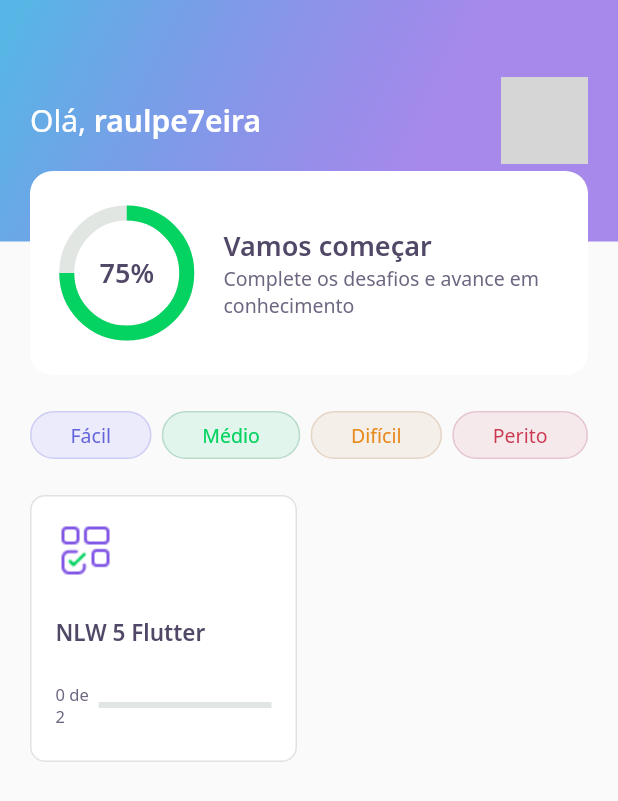
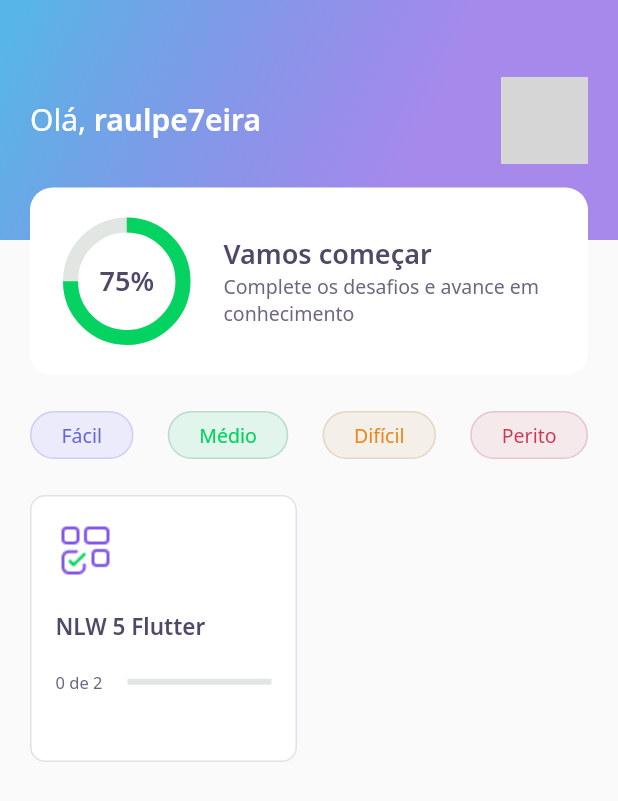
Before and after one commit to raulpe7eira/dev-quiz-app, a Flutter app: the screen it shows after launch, on a phone screen of 412 x 824 dp. Shown: the top 801 px of the screen. Run offline on Flutter 3.47's test engine with Material 2 defaults, Android fonts, the phone set to English and light mode, and no system bars; our stand-ins replace google_fonts, share_plus; accounts and stored records are empty; network calls fail; grey boxes are pictures that could not be loaded.

Commit message:
fix layout for moto g 5s

```diff
--- a/lib/home/widgets/app_bar/app_bar_widget.dart
+++ b/lib/home/widgets/app_bar/app_bar_widget.dart
@@ -16,7 +16,7 @@ class AppBarWidget extends PreferredSize {
             child: Stack(
               children: [
                 Container(
-                  height: 161,
+                  height: 160,
                   padding: const EdgeInsets.symmetric(horizontal: 20),
                   width: double.maxFinite,
                   decoration: BoxDecoration(gradient: AppGradients.linear),
--- a/lib/home/widgets/chart/chart_widget.dart
+++ b/lib/home/widgets/chart/chart_widget.dart
@@ -37,16 +37,16 @@ class _ChartWidgetState extends State<ChartWidget>
   @override
   Widget build(BuildContext context) {
     return Container(
-      height: 80,
-      width: 80,
+      height: 75,
+      width: 75,
       child: AnimatedBuilder(
         animation: _animation,
         builder: (context, _) => Stack(
           children: [
             Center(
               child: Container(
-                height: 80,
-                width: 80,
+                height: 75,
+                width: 75,
                 child: CircularProgressIndicator(
                   strokeWidth: 10,
                   value: _animation.value,
--- a/lib/home/widgets/level_button/level_button_widget.dart
+++ b/lib/home/widgets/level_button/level_button_widget.dart
@@ -54,7 +54,7 @@ class LevelButtonWidget extends StatelessWidget {
       ),
       child: Padding(
         padding: const EdgeInsets.symmetric(
-          horizontal: 26,
+          horizontal: 20,
           vertical: 6,
         ),
         child: Text(
--- a/lib/home/widgets/quiz_card/quiz_card_widget.dart
+++ b/lib/home/widgets/quiz_card/quiz_card_widget.dart
@@ -37,9 +37,9 @@ class QuizCardWidget extends StatelessWidget {
               width: 40,
               child: Image.asset(AppImages.blocks),
             ),
-            SizedBox(height: 24),
+            SizedBox(height: 20),
             Text(title, style: AppTextStyles.heading15),
-            SizedBox(height: 24),
+            SizedBox(height: 20),
             Row(
               children: [
                 Expanded(
@@ -47,7 +47,7 @@ class QuizCardWidget extends StatelessWidget {
                   child: Text(progressLabel, style: AppTextStyles.body11),
                 ),
                 Expanded(
-                  flex: 4,
+                  flex: 2,
                   child: ProgressIndicatorWidget(value: progressValue),
                 )
               ],
--- a/lib/home/widgets/score_card/score_card_widget.dart
+++ b/lib/home/widgets/score_card/score_card_widget.dart
@@ -15,7 +15,7 @@ class ScoreCardWidget extends StatelessWidget {
   @override
   Widget build(BuildContext context) {
     return Padding(
-      padding: const EdgeInsets.only(left: 20, right: 20),
+      padding: const EdgeInsets.only(left: 20, right: 20, top: 125),
       child: Container(
         height: 136,
         decoration: BoxDecoration(
```
Also changed, not shown: 5 other files.
